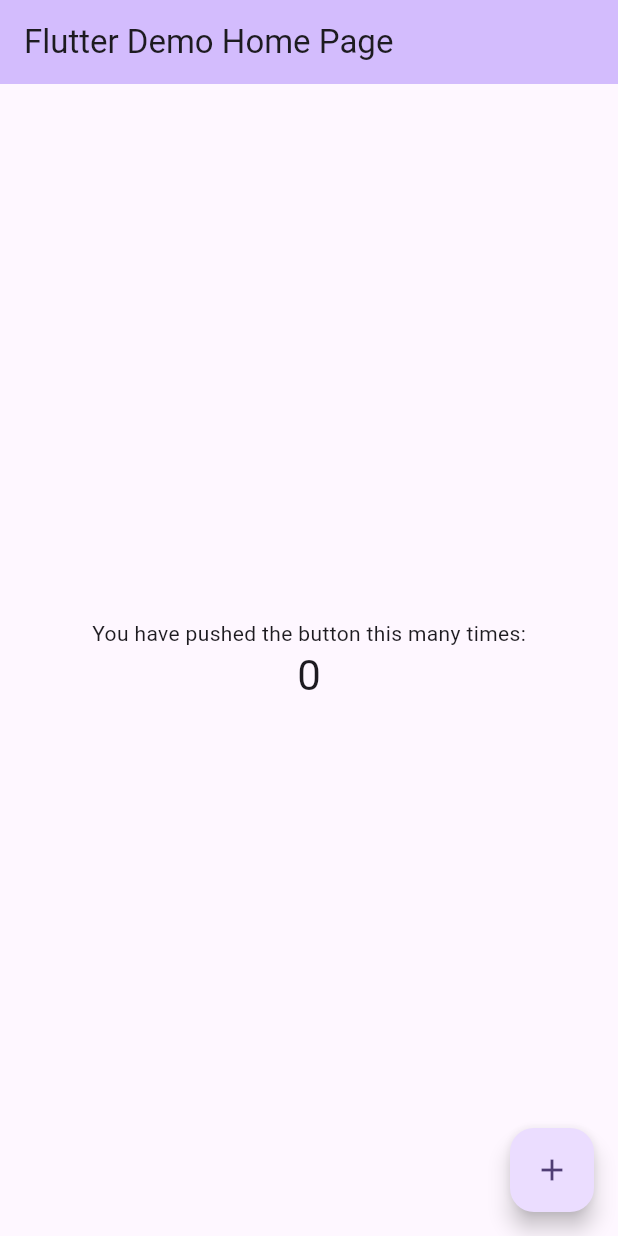
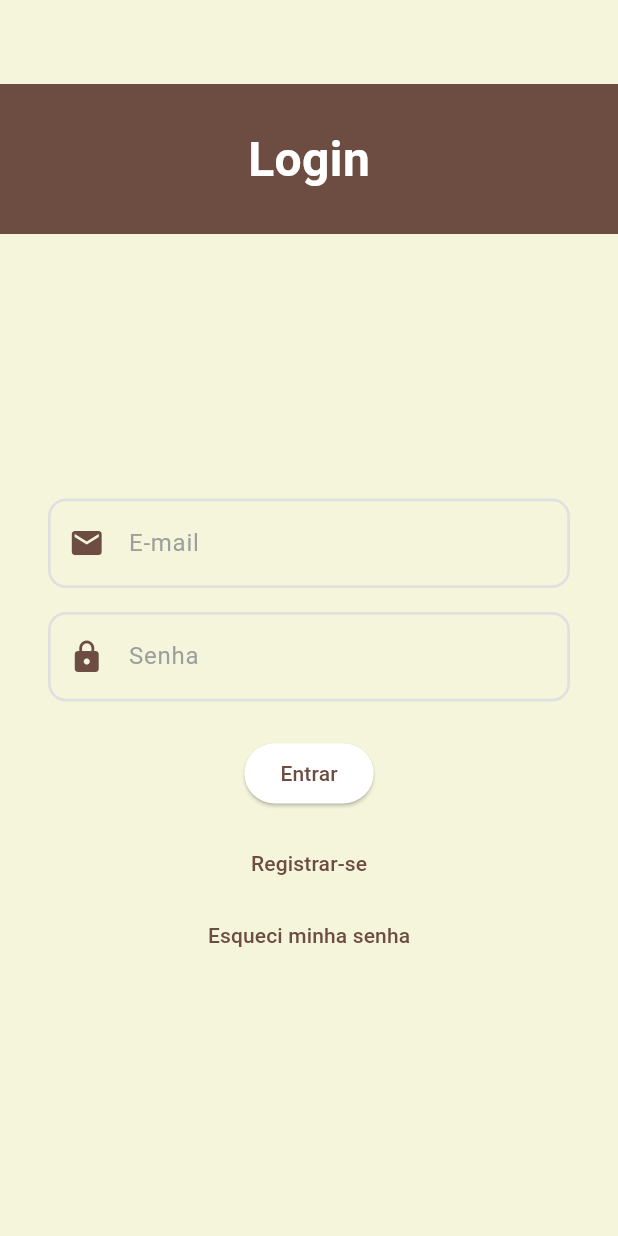
Before and after one commit to JoaozinhoDrgnBr/Atividade4, a Flutter app: the screen it shows after launch, on a phone screen of 412 x 824 dp. Run offline on Flutter 3.47's test engine with Material 3 defaults, Android fonts, the phone set to English and light mode, and no system bars.

Commit message:
Tela de login

```diff
--- a/lib/main.dart
+++ b/lib/main.dart
@@ -1,4 +1,6 @@
 import 'package:flutter/material.dart';
+import 'screens/login/login_screen.dart';
+import 'shared/constants/constants.dart';
 
 void main() {
   runApp(const MyApp());
@@ -7,116 +9,26 @@ void main() {
 class MyApp extends StatelessWidget {
   const MyApp({super.key});
 
-  // This widget is the root of your application.
   @override
   Widget build(BuildContext context) {
     return MaterialApp(
-      title: 'Flutter Demo',
+      title: 'App de Login',
+      debugShowCheckedModeBanner: false,
       theme: ThemeData(
-        // This is the theme of your application.
-        //
-        // TRY THIS: Try running your application with "flutter run". You'll see
-        // the application has a purple toolbar. Then, without quitting the app,
-        // try changing the seedColor in the colorScheme below to Colors.green
-        // and then invoke "hot reload" (save your changes or press the "hot
-        // reload" button in a Flutter-supported IDE, or press "r" if you used
-        // the command line to start the app).
-        //
-        // Notice that the counter didn't reset back to zero; the application
-        // state is not lost during the reload. To reset the state, use hot
-        // restart instead.
-        //
-        // This works for code too, not just values: Most code changes can be
-        // tested with just a hot reload.
-        colorScheme: ColorScheme.fromSeed(seedColor: Colors.deepPurple),
+        scaffoldBackgroundColor: AppColors.background,
+        primaryColor: AppColors.primary,
+        colorScheme: ColorScheme.fromSwatch().copyWith(
+          primary: AppColors.primary,
+          secondary: AppColors.primary,
+        ),
+        textTheme: const TextTheme(
+          bodyMedium: TextStyle(color: AppColors.darkText),
+        ),
+        inputDecorationTheme: const InputDecorationTheme(
+          hintStyle: TextStyle(color: Colors.grey),
+        ),
       ),
-      home: const MyHomePage(title: 'Flutter Demo Home Page'),
+      home: const LoginScreen(),
     );
   }
 }
-
-class MyHomePage extends StatefulWidget {
-  const MyHomePage({super.key, required this.title});
-
-  // This widget is the home page of your application. It is stateful, meaning
-  // that it has a State object (defined below) that contains fields that affect
-  // how it looks.
-
-  // This class is the configuration for the state. It holds the values (in this
-  // case the title) provided by the parent (in this case the App widget) and
-  // used by the build method of the State. Fields in a Widget subclass are
-  // always marked "final".
-
-  final String title;
-
-  @override
-  State<MyHomePage> createState() => _MyHomePageState();
-}
-
-class _MyHomePageState extends State<MyHomePage> {
-  int _counter = 0;
-
-  void _incrementCounter() {
-    setState(() {
-      // This call to setState tells the Flutter framework that something has
-      // changed in this State, which causes it to rerun the build method below
-      // so that the display can reflect the updated values. If we changed
-      // _counter without calling setState(), then the build method would not be
-      // called again, and so nothing would appear to happen.
-      _counter++;
-    });
-  }
-
-  @override
-  Widget build(BuildContext context) {
-    // This method is rerun every time setState is called, for instance as done
-    // by the _incrementCounter method above.
-    //
-    // The Flutter framework has been optimized to make rerunning build methods
-    // fast, so that you can just rebuild anything that needs updating rather
-    // than having to individually change instances of widgets.
-    return Scaffold(
-      appBar: AppBar(
-        // TRY THIS: Try changing the color here to a specific color (to
-        // Colors.amber, perhaps?) and trigger a hot reload to see the AppBar
-        // change color while the other colors stay the same.
-        backgroundColor: Theme.of(context).colorScheme.inversePrimary,
-        // Here we take the value from the MyHomePage object that was created by
-        // the App.build method, and use it to set our appbar title.
-        title: Text(widget.title),
-      ),
-      body: Center(
-        // Center is a layout widget. It takes a single child and positions it
-        // in the middle of the parent.
-        child: Column(
-          // Column is also a layout widget. It takes a list of children and
-          // arranges them vertically. By default, it sizes itself to fit its
-          // children horizontally, and tries to be as tall as its parent.
-          //
-          // Column has various properties to control how it sizes itself and
-          // how it positions its children. Here we use mainAxisAlignment to
-          // center the children vertically; the main axis here is the vertical
-          // axis because Columns are vertical (the cross axis would be
-          // horizontal).
-          //
-          // TRY THIS: Invoke "debug painting" (choose the "Toggle Debug Paint"
-          // action in the IDE, or press "p" in the console), to see the
-          // wireframe for each widget.
-          mainAxisAlignment: MainAxisAlignment.center,
-          children: <Widget>[
-            const Text('You have pushed the button this many times:'),
-            Text(
-              '$_counter',
-              style: Theme.of(context).textTheme.headlineMedium,
-            ),
-          ],
-        ),
-      ),
-      floatingActionButton: FloatingActionButton(
-        onPressed: _incrementCounter,
-        tooltip: 'Increment',
-        child: const Icon(Icons.add),
-      ), // This trailing comma makes auto-formatting nicer for build methods.
-    );
-  }
-}
--- /dev/null
+++ b/lib/screens/login/controllers/login_controller.dart
@@ -0,0 +1,39 @@
+import 'package:flutter/material.dart';
+
+class LoginController {
+  final emailController = TextEditingController();
+  final passwordController = TextEditingController();
+
+  final formKey = GlobalKey<FormState>();
+
+  /// Valida os campos do formulário de login
+  bool validateForm() {
+    return formKey.currentState?.validate() ?? false;
+  }
+
+  /// Simula o processo de login (substitua por autenticação real)
+  Future<void> login(BuildContext context) async {
+    if (!validateForm()) return;
+
+    final email = emailController.text.trim();
+    final password = passwordController.text;
+
+    // Simulação de autenticação
+    if (email == 'teste@exemplo.com' && password == '123456') {
+      ScaffoldMessenger.of(context).showSnackBar(
+        const SnackBar(content: Text('Login realizado com sucesso!')),
+      );
+
+      // TODO: Navegação para próxima tela
+    } else {
+      ScaffoldMessenger.of(context).showSnackBar(
+        const SnackBar(content: Text('E-mail ou senha inválidos.')),
+      );
+    }
+  }
+
+  void dispose() {
+    emailController.dispose();
+    passwordController.dispose();
+  }
+}
--- /dev/null
+++ b/lib/screens/login/login_screen.dart
@@ -0,0 +1,98 @@
+import 'package:flutter/material.dart';
+import 'controllers/login_controller.dart';
+import 'widgets/login_text_form_field.dart';
+import '../../shared/utils/validators.dart';
+import '../../shared/constants/constants.dart'; // Certifique-se de importar para acessar AppColors
+
+class LoginScreen extends StatefulWidget {
+  const LoginScreen({Key? key}) : super(key: key);
+
+  @override
+  State<LoginScreen> createState() => _LoginScreenState();
+}
+
+class _LoginScreenState extends State<LoginScreen> {
+  final controller = LoginController();
+
+  @override
+  void dispose() {
+    controller.dispose();
+    super.dispose();
+  }
+
+  @override
+  Widget build(BuildContext context) {
+    return Scaffold(
+      appBar: AppBar(
+        elevation: 0, // Remove a sombra da AppBar para que ela não sobreponha a faixa
+        backgroundColor: Colors.transparent, // Torna a AppBar transparente
+      ),
+      body: Column(
+        children: [
+          // Faixa acima do título
+          Container(
+            height: 100, // Altura da faixa
+            color: AppColors.primary, // Cor marrom para a faixa
+            child: Center( // Centraliza o título dentro da faixa
+              child: const Text(
+                'Login',
+                style: TextStyle(
+                  fontSize: 32, // Tamanho do título
+                  fontWeight: FontWeight.bold,
+                  color: Colors.white, // Cor branca para o texto
+                ),
+              ),
+            ),
+          ),
+          Expanded(
+            child: Center(
+              child: SingleChildScrollView(
+                padding: const EdgeInsets.symmetric(horizontal: 32),
+                child: Form(
+                  key: controller.formKey,
+                  child: Column(
+                    mainAxisSize: MainAxisSize.min,
+                    children: [
+                      LoginTextFormField(
+                        controller: controller.emailController,
+                        hintText: 'E-mail',
+                        icon: Icons.email,
+                        validator: Validators.email,
+                      ),
+                      const SizedBox(height: 16),
+                      LoginTextFormField(
+                        controller: controller.passwordController,
+                        hintText: 'Senha',
+                        icon: Icons.lock,
+                        obscureText: true,
+                        validator: Validators.password,
+                      ),
+                      const SizedBox(height: 24),
+                      ElevatedButton(
+                        onPressed: () => controller.login(context),
+                        child: const Text('Entrar'),
+                      ),
+                      const SizedBox(height: 12),
+                      TextButton(
+                        onPressed: () {
+                          // TODO: ação de registro
+                        },
+                        child: const Text('Registrar-se'),
+                      ),
+                      TextButton(
+                        onPressed: () {
+                          // TODO: ação de recuperação de senha
+                        },
+                        child: const Text('Esqueci minha senha'),
+                      ),
+                    ],
+                  ),
+                ),
+              ),
+            ),
+          ),
+        ],
+      ),
+    );
+  }
+}
--- /dev/null
+++ b/lib/screens/login/widgets/login_text_form_field.dart
@@ -0,0 +1,105 @@
+import 'package:flutter/material.dart';
+import '../../../../shared/constants/constants.dart';
+
+class LoginTextFormField extends StatefulWidget {
+  final TextEditingController controller;
+  final String hintText;
+  final String? labelText;
+  final IconData icon;
+  final bool obscureText;
+  final String? Function(String?)? validator;
+  final TextInputType? keyboardType;
+  final TextInputAction? textInputAction;
+  final void Function(String)? onChanged;
+
+  const LoginTextFormField({
+    Key? key,
+    required this.controller,
+    required this.hintText,
+    required this.icon,
+    this.labelText,
+    this.obscureText = false,
+    this.validator,
+    this.keyboardType,
+    this.textInputAction,
+    this.onChanged,
+  }) : super(key: key);
+
+  @override
+  State<LoginTextFormField> createState() => _LoginTextFormFieldState();
+}
+
+class _LoginTextFormFieldState extends State<LoginTextFormField> {
+  bool _isHovered = false;
+  bool _isFocused = false;
+  late FocusNode _focusNode;
+
+  @override
+  void initState() {
+    super.initState();
+    _focusNode = FocusNode();
+    _focusNode.addListener(_handleFocusChange);
+  }
+
+  void _handleFocusChange() {
+    setState(() => _isFocused = _focusNode.hasFocus);
+  }
+
+  @override
+  void dispose() {
+    _focusNode.removeListener(_handleFocusChange);
+    _focusNode.dispose();
+    super.dispose();
+  }
+
+  Color get borderColor {
+    if (_isFocused) return AppColors.primary;
+    if (_isHovered) return AppColors.primary.withOpacity(0.6);
+    return AppColors.lightGrey;
+  }
+
+  @override
+  Widget build(BuildContext context) {
+    return MouseRegion(
+      onEnter: (_) => setState(() => _isHovered = true),
+      onExit: (_) => setState(() => _isHovered = false),
+      child: AnimatedContainer(
+        duration: const Duration(milliseconds: 200),
+        padding: const EdgeInsets.symmetric(horizontal: 12),
+        decoration: BoxDecoration(
+          border: Border.all(color: borderColor, width: 1.8),
+          borderRadius: BorderRadius.circular(12),
+        ),
+        child: TextFormField(
+          focusNode: _focusNode,
+          controller: widget.controller,
+          obscureText: widget.obscureText,
+          keyboardType: widget.keyboardType,
+          textInputAction: widget.textInputAction,
+          autovalidateMode: AutovalidateMode.onUserInteraction,
+          autocorrect: false,
+          enableSuggestions: false,
+          onChanged: widget.onChanged,
+          decoration: InputDecoration(
+            icon: Icon(widget.icon, color: AppColors.primary),
+            hintText: widget.hintText,
+            labelText: widget.labelText,
+            border: InputBorder.none,
+            contentPadding: const EdgeInsets.symmetric(vertical: 16),
+            errorStyle: const TextStyle(
+              color: Colors.red,
+              fontSize: 14,
+            ),
+          ),
+          validator: (value) {
+            // Prioriza o validador customizado se existir
+            if (widget.validator != null) {
+              return widget.validator!(value);
+            }
+            return null;
+          },
+        ),
+      ),
+    );
+  }
+}
--- /dev/null
+++ b/lib/shared/constants/constants.dart
@@ -0,0 +1,32 @@
+import 'package:flutter/material.dart';
+
+class AppColors {
+  static const Color primary = Color(0xFF6D4C41);
+  static const Color lightGrey = Color(0xFFE0E0E0);
+  static const Color darkText = Color(0xFF333333);
+  static const Color background = Color(0xFFF5F5DC);
+}
+
+
+class AppTextStyles {
+  static const TextStyle heading = TextStyle(
+    fontSize: 24,
+    fontWeight: FontWeight.bold,
+    color: AppColors.darkText,
+  );
+
+  static const TextStyle buttonText = TextStyle(
+    fontSize: 16,
+    fontWeight: FontWeight.bold,
+    color: Colors.white,
+  );
+}
+
+class AppStrings {
+  static const String loginTitle = 'Login';
+  static const String emailHint = 'E-mail';
+  static const String passwordHint = 'Senha';
+  static const String loginButton = 'Entrar';
+  static const String registerButton = 'Registrar-se';
+  static const String forgotPasswordButton = 'Esqueci minha senha';
+}
--- /dev/null
+++ b/lib/shared/utils/validators.dart
@@ -0,0 +1,20 @@
+class Validators {
+  static String? email(String? value) {
+    if (value == null || value.isEmpty || !value.contains('@')) {
+      return 'E-mail inválido';
+    }
+    return null;
+  }
+
+  static String? password(String? value) {
+    if (value == null || value.isEmpty) {
+      return 'Digite sua senha';
+    }
+
+    if (value.length < 6) {
+      return 'A senha deve ter ao menos 6 caracteres';
+    }
+
+    return null;
+  }
+}
```
Also changed, not shown: lib/shared/widgets/custom_button.dart (added, +46 -0 lines).
